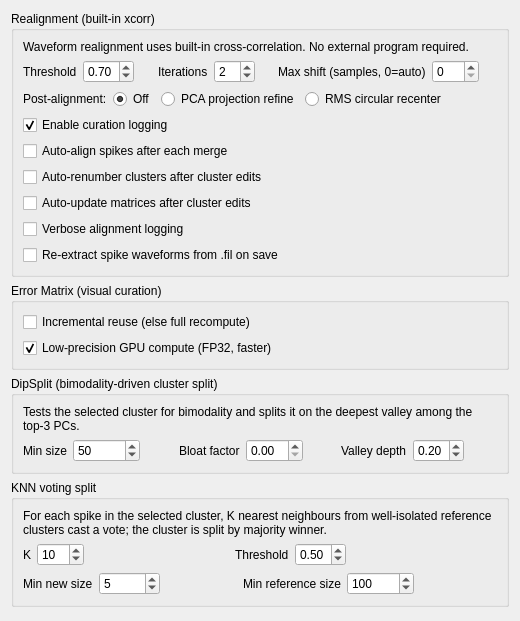
First picture: the form in src/klusters/src/prefrefinementlayout.ui, repository Gravios/neurosuite-3, before the edit.
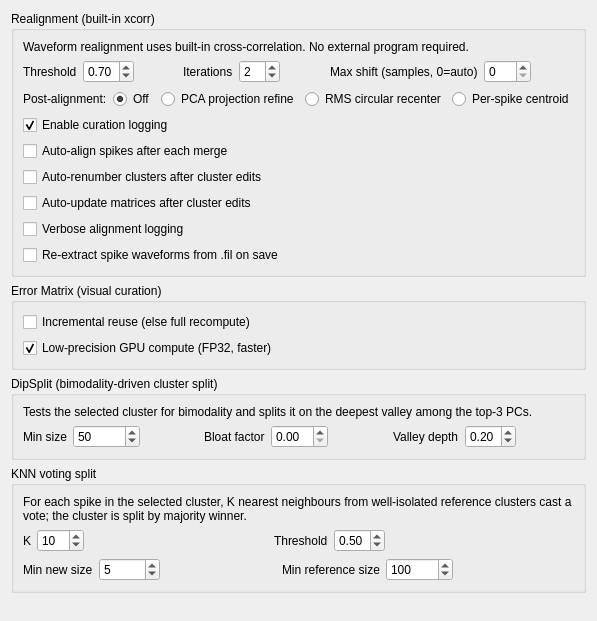
Second picture: the form after the edit.

Commit message: neurosuite-3: expose the per-spike centroid aligner as Klusters realignMode 3 (--align-centroid)

The edit to the form file:
```diff
--- a/src/klusters/src/prefrefinementlayout.ui
+++ b/src/klusters/src/prefrefinementlayout.ui
@@ -187,6 +187,16 @@
             </property>
            </widget>
           </item>
+          <item>
+           <widget class="QRadioButton" name="realignModeCentroidRadio">
+            <property name="text">
+             <string>Per-spike centroid</string>
+            </property>
+            <property name="toolTip">
+             <string>Reference-free per-spike de-jitter: shift each spike so its own circular energy centroid lands on the population's circular-mean centroid; needs no template (--align-centroid).</string>
+            </property>
+           </widget>
+          </item>
           <item>
            <spacer name="spacer_ra_mode">
             <property name="orientation">
```
The commit also changes 4 other files.
